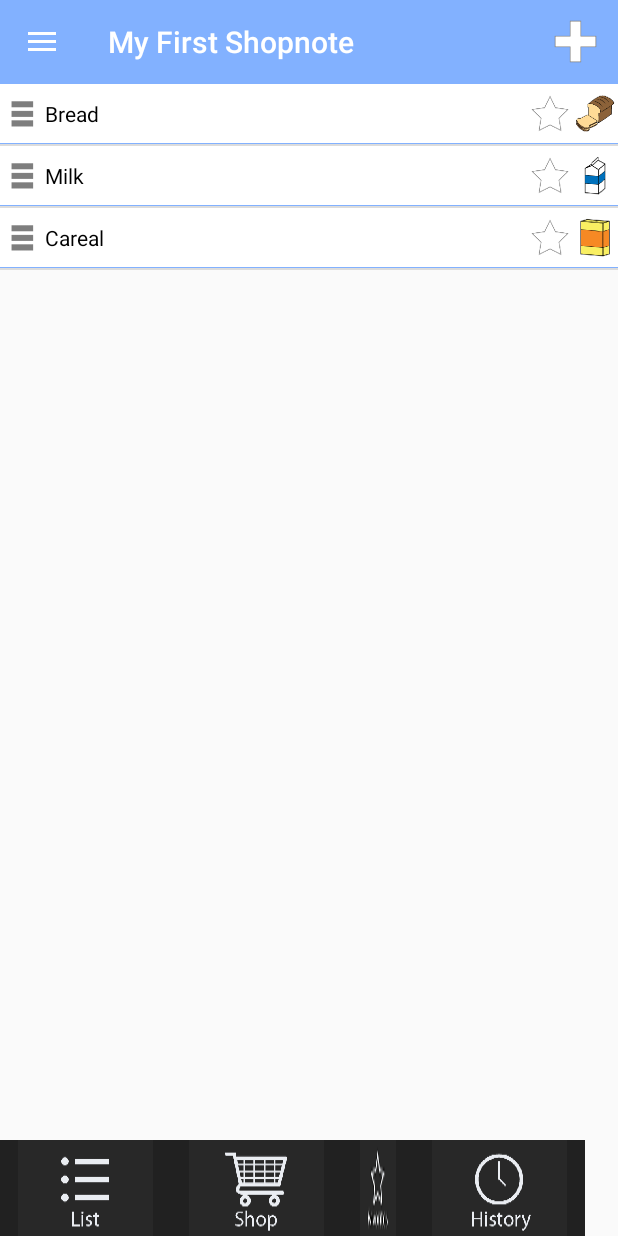
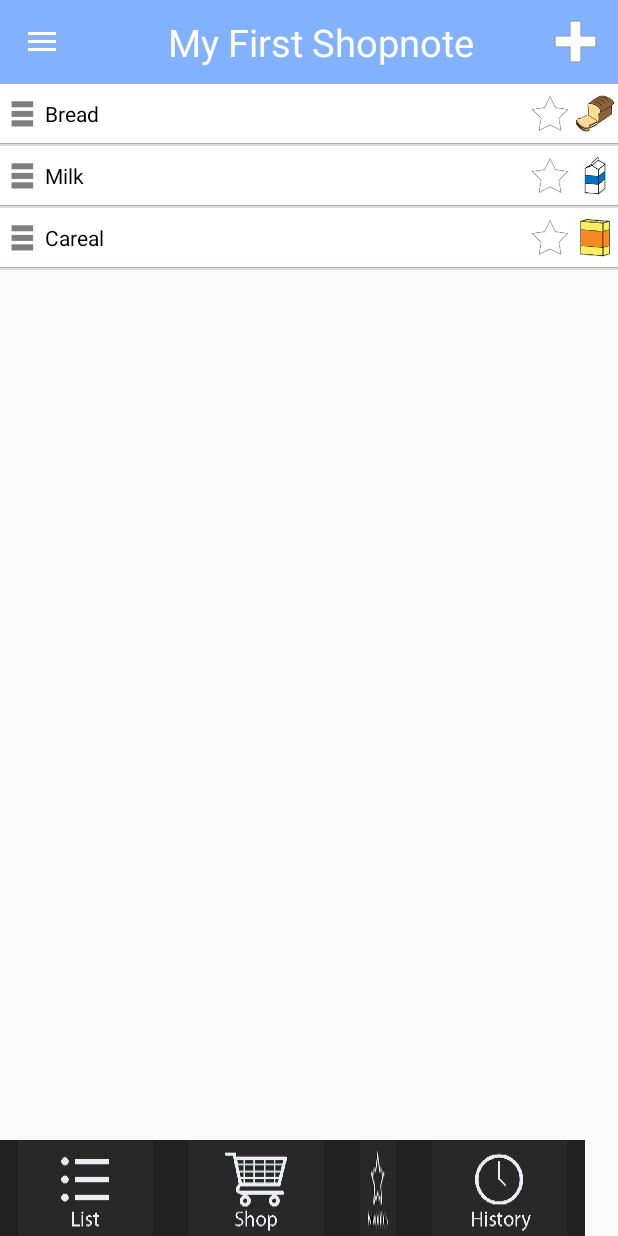
Before and after one commit to sjunaidkhaan/spnote, an Android app: the screen it shows after launch (MainActivity), on a phone screen of 412 x 824 dp. Run offline under Robolectric (Android 15) with nearby library versions, the phone set to English and light mode, and no system bars.

Commit message:
ToolBar Title fully working

```diff
--- a/ShopNote/app/src/main/java/com/ingentive/shopnote/MainActivity.java
+++ b/ShopNote/app/src/main/java/com/ingentive/shopnote/MainActivity.java
@@ -9,11 +9,14 @@ import android.support.v7.app.AppCompatActivity;
 import android.os.Bundle;
 import android.support.v7.widget.Toolbar;
 import android.util.Log;
+import android.view.KeyEvent;
 import android.view.Menu;
 import android.view.MenuItem;
 import android.view.View;
 import android.view.View.OnClickListener;
+import android.view.inputmethod.EditorInfo;
 import android.widget.EditText;
+import android.widget.TextView;
 import android.widget.Toast;
 
 import com.ingentive.shopnote.fragments.FeedbackFragment;
@@ -33,6 +36,8 @@ import java.io.IOException;
 import java.io.InputStream;
 import java.io.InputStreamReader;
 
+import javax.microedition.khronos.egl.EGLDisplay;
+
 public class MainActivity extends AppCompatActivity implements FragmentDrawer.FragmentDrawerListener {
 
     private Toolbar mToolbar;
@@ -48,11 +53,68 @@ public class MainActivity extends AppCompatActivity implements FragmentDrawer.Fr
     public static final String Phone = "phoneKey";
     public static final String Email = "emailKey";
     SharedPreferences prefs;
+    TextView tvToolbarTitle;
+    EditText edToolbarTitle;
 
     @Override
     protected void onCreate(Bundle savedInstanceState) {
         super.onCreate(savedInstanceState);
         setContentView(R.layout.activity_main);
+
+        //jk
+        edToolbarTitle = (EditText)findViewById(R.id.edittext_toolbar_title);
+        tvToolbarTitle = (TextView)findViewById(R.id.textview_title_toolbar);
+        tvToolbarTitle.setOnClickListener(new View.OnClickListener(){
+
+            @Override
+            public void onClick(View v) {
+                Toast.makeText(MainActivity.this,"Clicked", Toast.LENGTH_SHORT).show();
+                tvToolbarTitle.setVisibility(View.GONE);
+                edToolbarTitle.setVisibility(View.VISIBLE);
+            }
+        });
+
+        edToolbarTitle.setOnFocusChangeListener(new View.OnFocusChangeListener() {
+
+            @Override
+            public void onFocusChange(View v, boolean hasFocus) {
+            /* When focus is lost check that the text field
+            * has valid values.
+            */
+                if (!hasFocus) {
+                    Toast.makeText(MainActivity.this, edToolbarTitle.getText().toString(), Toast.LENGTH_SHORT).show();
+                    tvToolbarTitle.setText(edToolbarTitle.getText().toString());
+                    tvToolbarTitle.setVisibility(View.VISIBLE);
+                    edToolbarTitle.setVisibility(View.GONE);
+                }
+            }
+        });
+
+        edToolbarTitle.setOnEditorActionListener(
+                new EditText.OnEditorActionListener() {
+                    @Override
+                    public boolean onEditorAction(TextView v, int actionId, KeyEvent event) {
+                        if (actionId == EditorInfo.IME_ACTION_SEARCH ||
+                                actionId == EditorInfo.IME_ACTION_DONE ||
+                                event.getAction() == KeyEvent.ACTION_DOWN &&
+                                        event.getKeyCode() == KeyEvent.KEYCODE_ENTER) {
+                            if (!event.isShiftPressed()) {
+                                // the user is done typing.
+                                Toast.makeText(MainActivity.this, edToolbarTitle.getText().toString(), Toast.LENGTH_SHORT).show();
+                                tvToolbarTitle.setText(edToolbarTitle.getText().toString());
+                                tvToolbarTitle.setVisibility(View.VISIBLE);
+                                edToolbarTitle.setVisibility(View.GONE);
+                                return true; // consume.
+                            }
+                        }
+                        return false; // pass on to other listeners.
+                    }
+                });
+
+
+        //
+
+
 
         prefs = getSharedPreferences(MyPREFERENCES, MODE_PRIVATE);
         String restoredText = prefs.getString(dbCreate, null);
@@ -192,7 +254,11 @@ public class MainActivity extends AppCompatActivity implements FragmentDrawer.Fr
             fragmentTransaction.commit();
 
             // set the toolbar title
-            getSupportActionBar().setTitle(title);
+//          getSupportActionBar().setTitle(title);
+            //jk
+            tvToolbarTitle.setText(title);
+            //
+
         }
     }
 
--- a/ShopNote/app/src/main/res/layout/activity_main.xml
+++ b/ShopNote/app/src/main/res/layout/activity_main.xml
@@ -4,13 +4,13 @@
     android:id="@+id/drawer_layout"
     android:layout_width="match_parent"
     android:layout_height="match_parent"
-    android:fitsSystemWindows="true"
+    android:fitsSystemWindows="false"
     android:elevation="7dp">
 
     <RelativeLayout
         android:layout_width="match_parent"
         android:layout_height="match_parent"
-        android:fitsSystemWindows="true"
+        android:fitsSystemWindows="false"
         tools:context=".MainActivity">
         <include
             android:id="@+id/app_bar"
--- a/ShopNote/app/src/main/res/layout/toolbar.xml
+++ b/ShopNote/app/src/main/res/layout/toolbar.xml
@@ -8,4 +8,23 @@
     android:minHeight="?attr/actionBarSize"
     local:popupTheme="@style/ThemeOverlay.AppCompat.Light"
     local:theme="@style/ThemeOverlay.AppCompat.Dark.ActionBar" >
+
+    <TextView
+        android:id="@+id/textview_title_toolbar"
+        android:layout_width="fill_parent"
+        android:layout_height="wrap_content"
+        android:text="My First Note"
+        android:textSize="25sp"
+        android:textColor="#ffffff"
+        android:gravity="center_horizontal"
+        />
+
+    <EditText
+        android:id="@+id/edittext_toolbar_title"
+        android:layout_width="fill_parent"
+        android:layout_height="fill_parent"
+        android:visibility="gone"
+        android:text="My First Note"
+        />
+
     </android.support.v7.widget.Toolbar>
```
